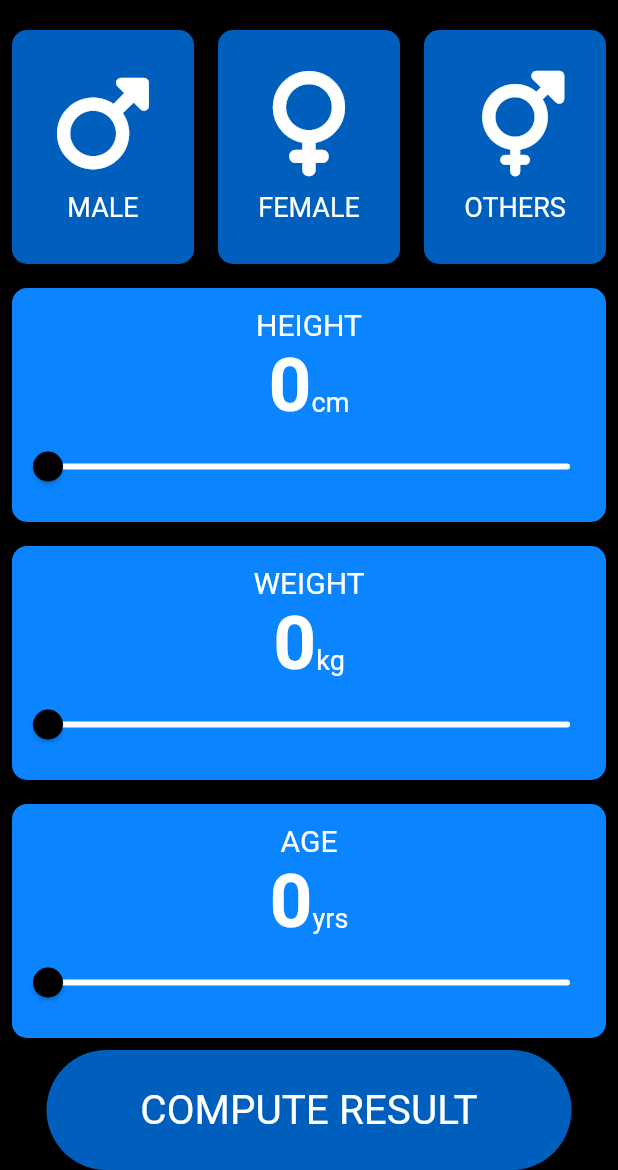
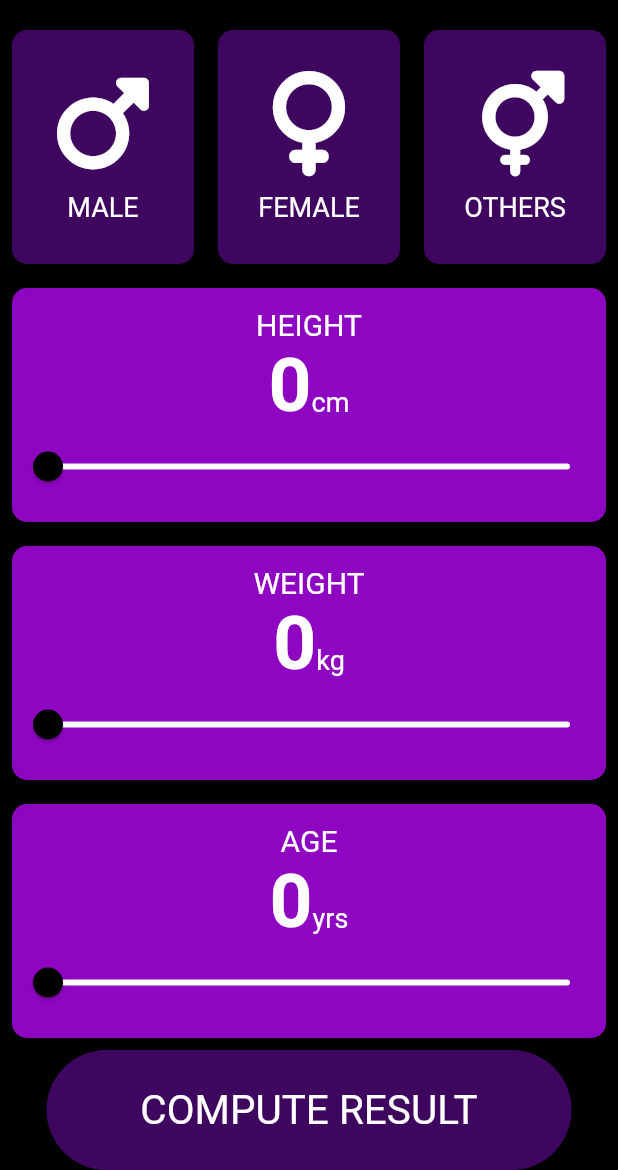
Before and after one commit to IshitaJalla/BMI_App, a Flutter app: the screen it shows after launch, on a phone screen of 412 x 824 dp, the part 66-1236 px from its top. Run offline on Flutter 3.47's test engine with Material 2 defaults, Android fonts, the phone set to English and light mode, and no system bars; our stand-ins replace font_awesome_flutter.

Commit message:
finishing-touches

```diff
--- a/lib/input_details.dart
+++ b/lib/input_details.dart
@@ -50,8 +50,8 @@ class _InputDetailsState extends State<InputDetails> {
                       decoration: BoxDecoration(
                         borderRadius: BorderRadius.circular(10),
                         color: selectedCard == Gender.male
-                            ? const Color(0xFF0A84FF)
-                            : const Color.fromARGB(255, 0, 94, 188),
+                            ? const Color(0xFF8E05C2)
+                            : const Color(0xFF3E065F),
                       ),
                       child: Column(
                         mainAxisAlignment: MainAxisAlignment.center,
@@ -88,8 +88,8 @@ class _InputDetailsState extends State<InputDetails> {
                       decoration: BoxDecoration(
                         borderRadius: BorderRadius.circular(10),
                         color: selectedCard == Gender.female
-                            ? const Color(0xFF0A84FF)
-                            : const Color.fromARGB(255, 0, 94, 188),
+                            ? const Color(0xFF8E05C2)
+                            : const Color(0XFF3E065F),
                       ),
                       child: Column(
                         mainAxisAlignment: MainAxisAlignment.center,
@@ -126,8 +126,8 @@ class _InputDetailsState extends State<InputDetails> {
                       decoration: BoxDecoration(
                         borderRadius: BorderRadius.circular(10),
                         color: selectedCard == Gender.others
-                            ? const Color(0xFF0A84FF)
-                            : const Color.fromARGB(255, 0, 94, 188),
+                            ? const Color(0xFF8E05C2)
+                            : const Color(0xFF3E065F),
                       ),
                       child: Column(
                         mainAxisAlignment: MainAxisAlignment.center,
@@ -164,7 +164,7 @@ class _InputDetailsState extends State<InputDetails> {
                     margin: const EdgeInsets.all(8),
                     decoration: BoxDecoration(
                       borderRadius: BorderRadius.circular(10),
-                      color: const Color(0xFF0A84FF),
+                      color: const Color(0xFF8E05C2),
                     ),
                     child: Column(
                       mainAxisAlignment: MainAxisAlignment.center,
@@ -226,7 +226,7 @@ class _InputDetailsState extends State<InputDetails> {
                     margin: const EdgeInsets.all(8),
                     decoration: BoxDecoration(
                       borderRadius: BorderRadius.circular(10),
-                      color: const Color(0xFF0A84FF),
+                      color: const Color(0xFF8E05C2),
                     ),
                     child: Column(
                       mainAxisAlignment: MainAxisAlignment.center,
@@ -288,7 +288,7 @@ class _InputDetailsState extends State<InputDetails> {
                     margin: const EdgeInsets.all(8),
                     decoration: BoxDecoration(
                       borderRadius: BorderRadius.circular(10),
-                      color: const Color(0xFF0A84FF),
+                      color: const Color(0xFF8E05C2),
                     ),
                     child: Column(
                       mainAxisAlignment: MainAxisAlignment.center,
@@ -356,7 +356,7 @@ class _InputDetailsState extends State<InputDetails> {
               width: 350,
               decoration: BoxDecoration(
                 borderRadius: BorderRadius.circular(40),
-                color: const Color.fromARGB(255, 0, 94, 188),
+                color: const Color(0xFF3E065F),
               ),
               child: const Center(
                 child: Text(
```
Also changed, not shown: lib/result_view.dart (+29 -20 lines).
